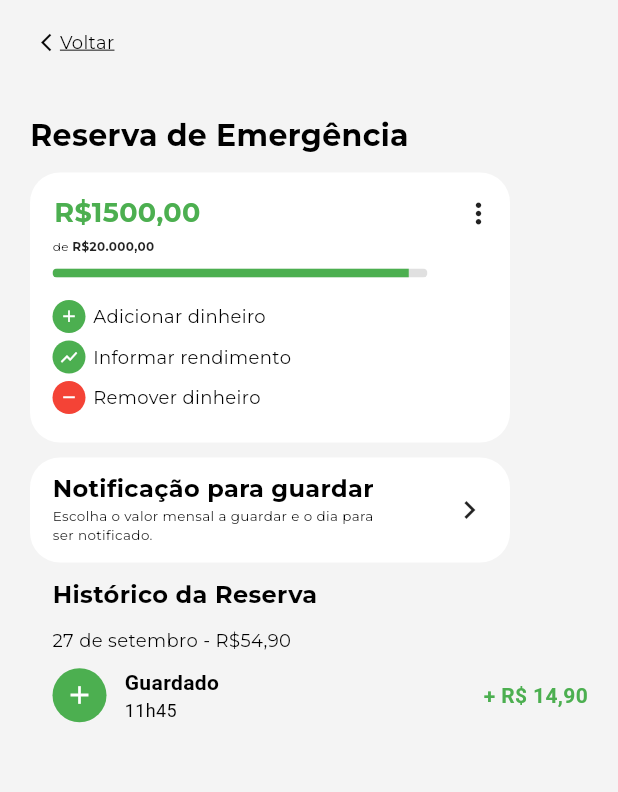
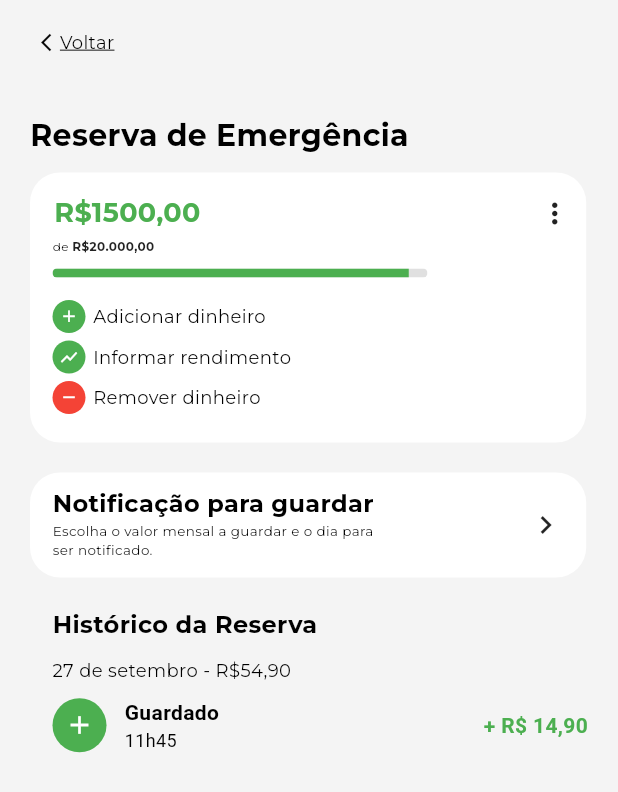
Before and after one commit to EnrichApp/Enrich-APP, a Flutter app: the EmergenceReservePage screen opened directly, on a phone screen of 412 x 824 dp. Shown: the top 792 px of the screen. Run offline on Flutter 3.47's test engine with Material 3 defaults, Android fonts, the phone set to English and light mode, and no system bars; our stand-ins replace dotted_border, google_fonts, share_plus, shared_preferences, syncfusion_flutter_charts; accounts and stored records are empty.

Commit message:
fix: bug width

```diff
--- a/enrich/lib/pages/emergence_reserve_page.dart
+++ b/enrich/lib/pages/emergence_reserve_page.dart
@@ -63,6 +63,7 @@ class EmergenceReservePage extends StatelessWidget {
                 ),
                 const SizedBox(height: 10),
                 HomePageWidget(
+                  width: MediaQuery.of(context).size.width * 0.9,
                   titleText: "R\$1500,00",
                   textColor: Colors.green,
                   textSize: 18,
@@ -153,11 +154,11 @@ class EmergenceReservePage extends StatelessWidget {
                   height: 180,
                   onPressed: () {},
                 ),
-                const SizedBox(height: 10),
-                const ContainerWidget(
+                const SizedBox(height: 20),
+                ContainerWidget(
                   height: 70,
-                  width: 320,
-                  content: Row(
+                  width: MediaQuery.of(context).size.width * 0.9,
+                  content: const Row(
                     mainAxisAlignment: MainAxisAlignment.spaceBetween,
                     children: [
                       Padding(
@@ -187,7 +188,7 @@ class EmergenceReservePage extends StatelessWidget {
                     ],
                   ),
                 ),
-                const SizedBox(height: 10),
+                const SizedBox(height: 20),
                 Padding(
                   padding: const EdgeInsets.only(left: 15),
                   child: Column(
```
